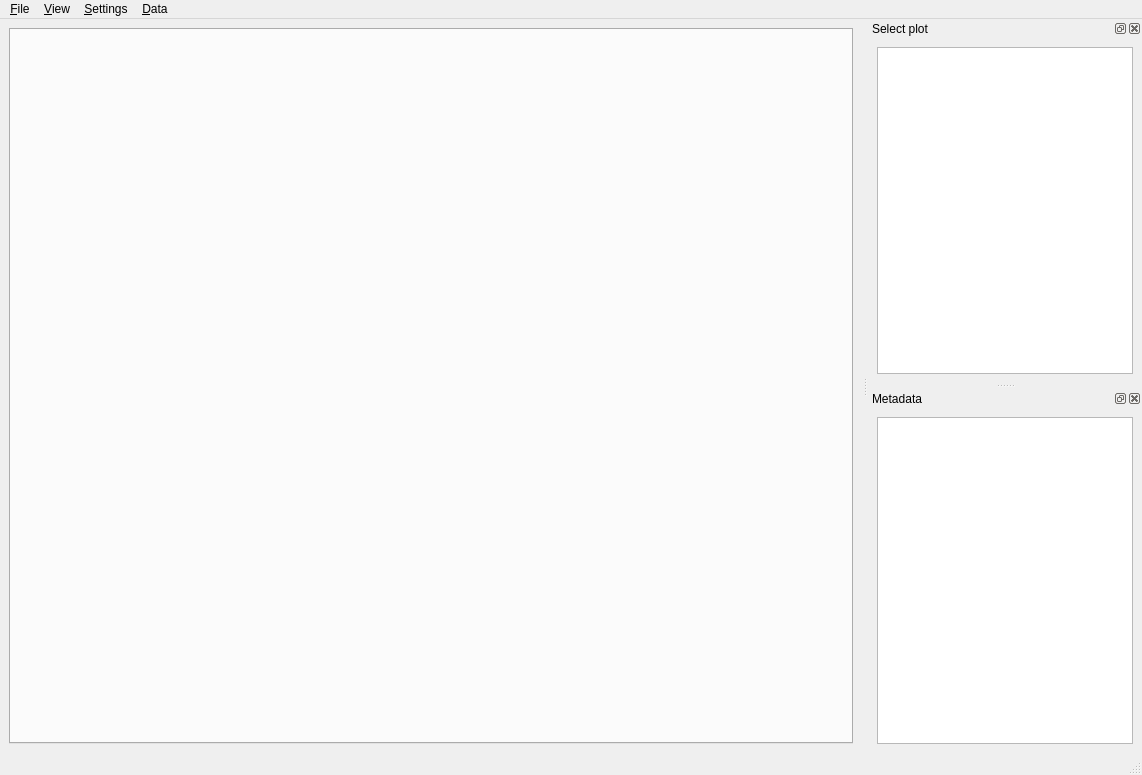
Before: the Qt Designer form flent/ui/mainwindow.ui in tohojo/flent, drawn with Qt 5.
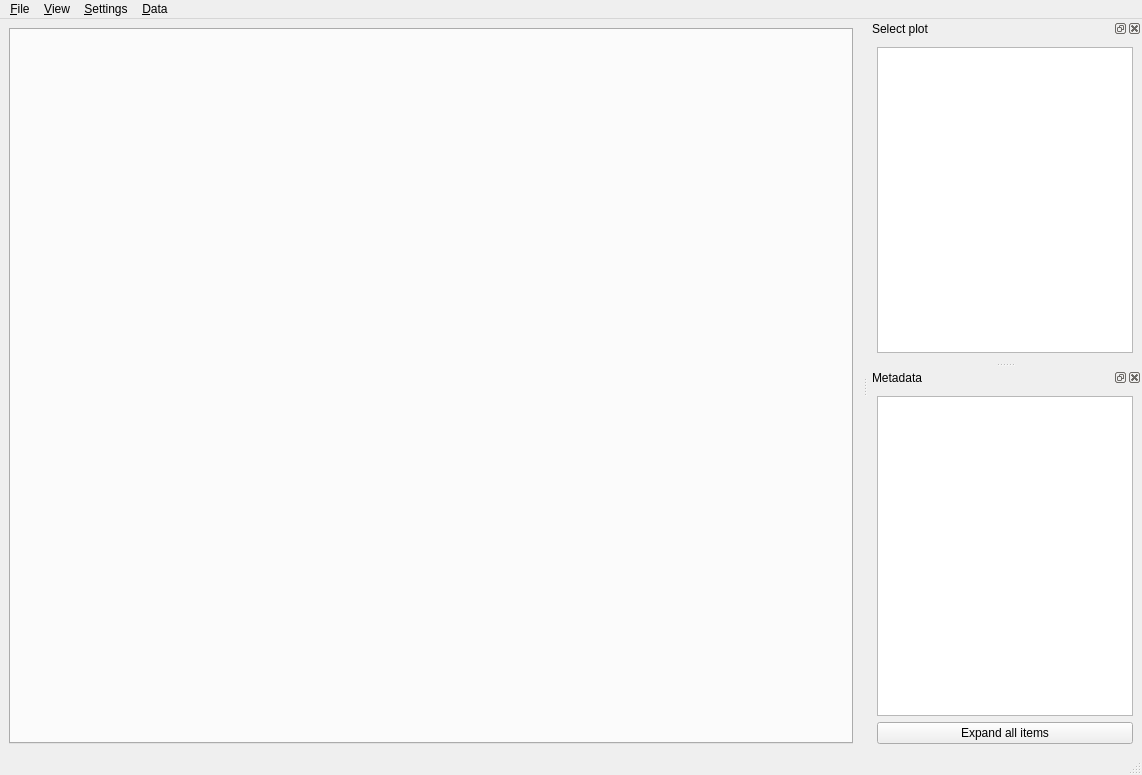
After: the same form once the commit is applied.

Commit message:
Add 'Expand all' button to metadata view.
Fixes #50.

The edit to the form file:
```diff
--- a/flent/ui/mainwindow.ui
+++ b/flent/ui/mainwindow.ui
@@ -142,6 +142,13 @@
        </property>
       </widget>
      </item>
+     <item>
+      <widget class="QPushButton" name="expandButton">
+       <property name="text">
+        <string>Expand all items</string>
+       </property>
+      </widget>
+     </item>
     </layout>
    </widget>
   </widget>
```
Left out of the diff: 16 changed lines with no effect on the pictures. The commit also changes 1 other file.
